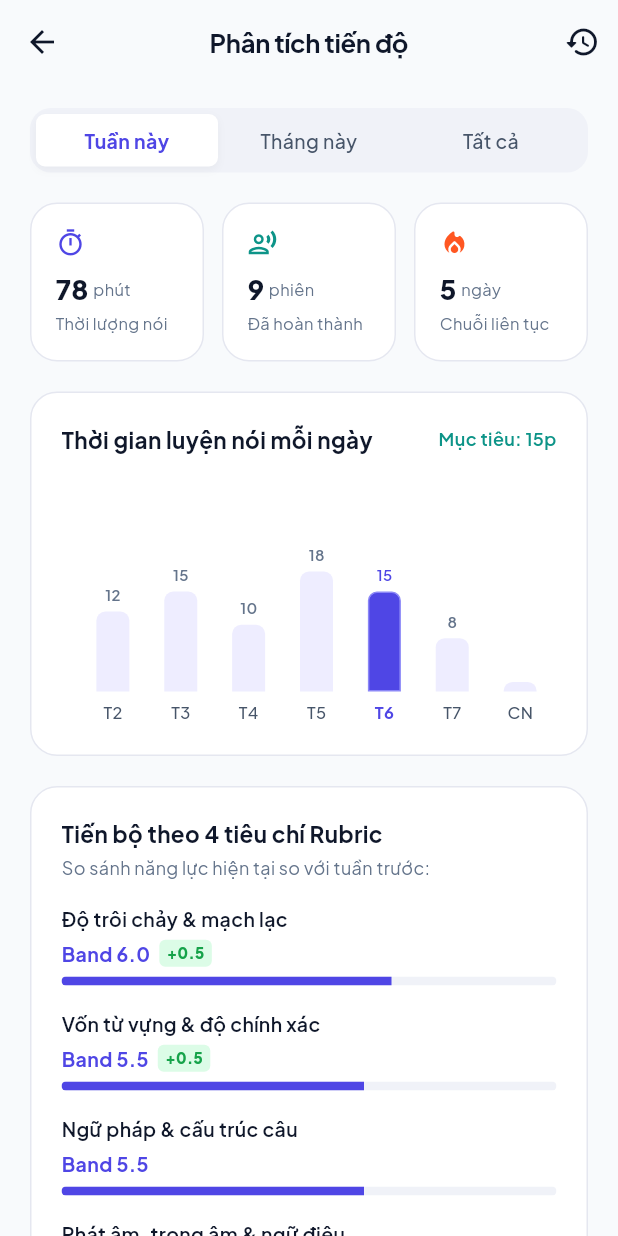
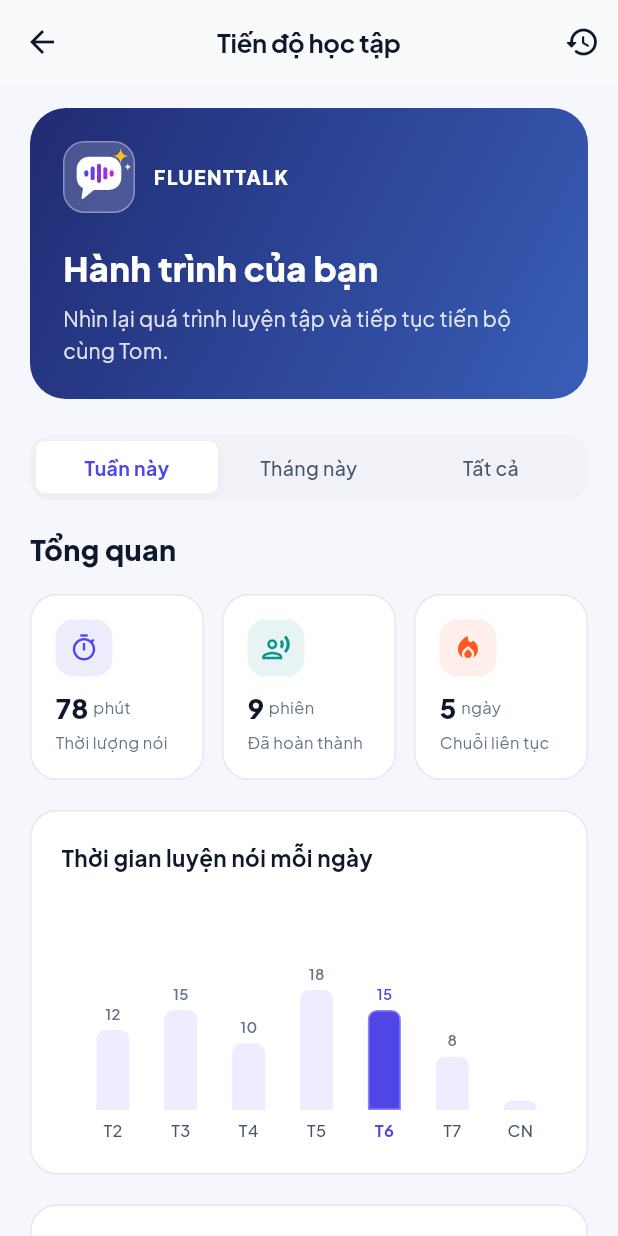
Before and after one commit to HipTran24/fluentTalk-mobile-app, a Flutter app: the ProgressScreen screen opened directly, on a phone screen of 412 x 824 dp. Run offline on Flutter 3.47's test engine with Material 3 defaults, Android fonts, the phone set to English and light mode, and no system bars; our stand-ins replace dio, flutter_riverpod, flutter_tts, go_router, shared_preferences, supabase_flutter; missing offline and left inert: dart:js_interop; accounts and stored records are empty.

Commit message:
fix giao diện progress_screen.dart

```diff
--- a/lib/features/progress/presentation/progress_screen.dart
+++ b/lib/features/progress/presentation/progress_screen.dart
@@ -1,4 +1,5 @@
 import '../../../core/widgets/adaptive_row.dart';
+import '../../../core/widgets/app_logo.dart';
 import 'dart:math' as math;
 import 'package:flutter/material.dart';
 import 'package:flutter_riverpod/flutter_riverpod.dart';
@@ -21,9 +22,9 @@ class ProgressScreen extends ConsumerWidget {
     final analyticsAsync = ref.watch(progressAnalyticsControllerProvider);
 
     return Scaffold(
-      backgroundColor: AppColors.background,
+      backgroundColor: const Color(0xFFF5F7FC),
       appBar: AppBar(
-        title: const Text('Phân tích tiến độ'),
+        title: const Text('Tiến độ học tập'),
         actions: [
           IconButton(
             onPressed: () => context.push('/progress/history'),
@@ -45,15 +46,26 @@ class ProgressScreen extends ConsumerWidget {
               horizontal: AppSpacing.pageHorizontal,
               vertical: AppSpacing.pageVertical,
             ),
+            child: Center(
+              child: ConstrainedBox(
+                constraints: const BoxConstraints(maxWidth: 680),
                 child: Column(
                   crossAxisAlignment: CrossAxisAlignment.start,
                   children: [
+                    _buildIntro(),
+                    const SizedBox(height: AppSpacing.xl),
                     // 1. Time Period Toggle (Tuần này, Tháng này, Tất cả)
                     _buildPeriodToggle(ref, selectedPeriod),
 
                     const SizedBox(height: AppSpacing.lg),
 
                     // 2. Overview 3 Stat Cards
+                    const Text('Tổng quan',
+                        style: TextStyle(
+                            fontSize: 19,
+                            fontWeight: FontWeight.w800,
+                            color: AppColors.textPrimary)),
+                    const SizedBox(height: AppSpacing.md),
                     _buildStatsGrid(data),
 
                     const SizedBox(height: AppSpacing.lg),
@@ -77,7 +89,8 @@ class ProgressScreen extends ConsumerWidget {
                     const Center(
                       child: Text(
                         '* Thang điểm Band 0.0 - 9.0 mang tính chất tham khảo học thuật nội bộ.',
-                    style: TextStyle(fontSize: 11, color: AppColors.textMuted),
+                        style:
+                            TextStyle(fontSize: 11, color: AppColors.textMuted),
                       ),
                     ),
 
@@ -87,6 +100,47 @@ class ProgressScreen extends ConsumerWidget {
               ),
             ),
           ),
+        ),
+      ),
+    );
+  }
+
+  Widget _buildIntro() {
+    return Container(
+      width: double.infinity,
+      padding: const EdgeInsets.all(22),
+      decoration: BoxDecoration(
+        gradient: const LinearGradient(
+            begin: Alignment.topLeft,
+            end: Alignment.bottomRight,
+            colors: [Color(0xFF202B73), Color(0xFF395EB8)]),
+        borderRadius: BorderRadius.circular(24),
+      ),
+      child: Column(crossAxisAlignment: CrossAxisAlignment.start, children: [
+        const Row(children: [
+          AppLogo(size: 48, inverted: true, withShadow: false),
+          SizedBox(width: 12),
+          Expanded(
+              child: Text('FLUENTTALK',
+                  style: TextStyle(
+                      color: Colors.white,
+                      letterSpacing: 1,
+                      fontSize: 13,
+                      fontWeight: FontWeight.w800))),
+        ]),
+        const SizedBox(height: 20),
+        const Text('Hành trình của bạn',
+            style: TextStyle(
+                color: Colors.white,
+                fontSize: 23,
+                fontWeight: FontWeight.w800)),
+        const SizedBox(height: 7),
+        Text('Nhìn lại quá trình luyện tập và tiếp tục tiến bộ cùng Tom.',
+            style: TextStyle(
+                color: Colors.white.withValues(alpha: 0.85),
+                fontSize: 14,
+                height: 1.5)),
+      ]),
     );
   }
 
@@ -193,7 +247,13 @@ class ProgressScreen extends ConsumerWidget {
       child: Column(
         crossAxisAlignment: CrossAxisAlignment.start,
         children: [
-          Icon(icon, color: iconColor, size: 20),
+          Container(
+            padding: const EdgeInsets.all(9),
+            decoration: BoxDecoration(
+                color: iconColor.withValues(alpha: 0.10),
+                borderRadius: BorderRadius.circular(12)),
+            child: Icon(icon, color: iconColor, size: 20),
+          ),
           const SizedBox(height: 8),
           AdaptiveRow(
             crossAxisAlignment: CrossAxisAlignment.baseline,
@@ -250,13 +310,6 @@ class ProgressScreen extends ConsumerWidget {
                   fontWeight: FontWeight.w700,
                   color: AppColors.textPrimary,
                 ),
-              ),
-              Text(
-                'Mục tiêu: 15p',
-                style: TextStyle(
-                    fontSize: 12,
-                    fontWeight: FontWeight.w600,
-                    color: AppColors.accent),
               ),
             ],
           ),
@@ -342,7 +395,7 @@ class ProgressScreen extends ConsumerWidget {
         crossAxisAlignment: CrossAxisAlignment.start,
         children: [
           const Text(
-            'Tiến bộ theo 4 tiêu chí Rubric',
+            'Các tiêu chí luyện tập',
             style: TextStyle(
                 fontSize: 15,
                 fontWeight: FontWeight.w700,
@@ -355,69 +408,68 @@ class ProgressScreen extends ConsumerWidget {
           ),
           const SizedBox(height: AppSpacing.md),
           ...RubricDimension.values.map((dim) {
+            const colors = [
+              Color(0xFF315BB5),
+              Color(0xFF08796A),
+              Color(0xFF8050A4),
+              Color(0xFFB35B29)
+            ];
+            final color = colors[dim.index % colors.length];
             final band = data.currentBands[dim] ?? 5.5;
             final growth = data.bandGrowth[dim] ?? 0.0;
             final percent = (band / 9.0).clamp(0.0, 1.0);
 
-            return Padding(
-              padding: const EdgeInsets.only(bottom: AppSpacing.md),
+            return Container(
+              width: double.infinity,
+              margin: const EdgeInsets.only(bottom: 10),
+              padding: const EdgeInsets.all(14),
+              decoration: BoxDecoration(
+                color: color.withValues(alpha: 0.055),
+                borderRadius: BorderRadius.circular(14),
+                border: Border.all(color: color.withValues(alpha: 0.16)),
+              ),
               child: Column(
                   crossAxisAlignment: CrossAxisAlignment.start,
                   children: [
-                  AdaptiveRow(
-                    mainAxisAlignment: MainAxisAlignment.spaceBetween,
-                    children: [
-                      Text(
-                        dim.labelVi,
-                        style: const TextStyle(
-                            fontSize: 13,
-                            fontWeight: FontWeight.w600,
-                            color: AppColors.textPrimary),
-                      ),
-                      AdaptiveRow(
-                        children: [
-                          Text(
-                            'Band ${band.toStringAsFixed(1)}',
+                    Text(dim.labelVi,
                         style: const TextStyle(
                             fontSize: 13,
                             fontWeight: FontWeight.w700,
-                                color: AppColors.primary),
-                          ),
-                          if (growth > 0) ...[
-                            const SizedBox(width: 6),
+                            color: AppColors.textPrimary)),
+                    const SizedBox(height: 8),
+                    Wrap(
+                        spacing: 7,
+                        runSpacing: 6,
+                        crossAxisAlignment: WrapCrossAlignment.center,
+                        children: [
+                          Text('Band ${band.toStringAsFixed(1)}',
+                              style: TextStyle(
+                                  color: color,
+                                  fontSize: 13,
+                                  fontWeight: FontWeight.w800)),
+                          if (growth > 0)
                             Container(
                               padding: const EdgeInsets.symmetric(
-                                  horizontal: 5, vertical: 2),
+                                  horizontal: 7, vertical: 3),
                               decoration: BoxDecoration(
                                   color: AppColors.successBg,
-                                borderRadius: BorderRadius.circular(4),
+                                  borderRadius: BorderRadius.circular(6)),
+                              child: Text('+${growth.toStringAsFixed(1)}',
+                                  style: const TextStyle(
+                                      fontSize: 11,
+                                      fontWeight: FontWeight.w800,
+                                      color: AppColors.success)),
                             ),
-                              child: Text(
-                                '+${growth.toStringAsFixed(1)}',
-                                style: const TextStyle(
-                                    fontSize: 10,
-                                    fontWeight: FontWeight.w800,
-                                    color: AppColors.success),
-                              ),
-                            ),
-                          ],
-                        ],
-                      ),
-                    ],
-                  ),
-                  const SizedBox(height: 6),
+                        ]),
+                    const SizedBox(height: 9),
                     ClipRRect(
-                    borderRadius: BorderRadius.circular(4),
+                        borderRadius: BorderRadius.circular(8),
                         child: LinearProgressIndicator(
                             value: percent,
-                      minHeight: 6,
-                      backgroundColor: AppColors.surfaceVariant,
-                      valueColor: const AlwaysStoppedAnimation<Color>(
-                          AppColors.primary),
-                    ),
-                  ),
-                ],
-              ),
+                            minHeight: 8,
+                            backgroundColor: color.withValues(alpha: 0.14),
+                            valueColor: AlwaysStoppedAnimation<Color>(color))),
+                  ]),
             );
           }),
         ],
```
Lines whose indentation alone changed are shown as unchanged.
